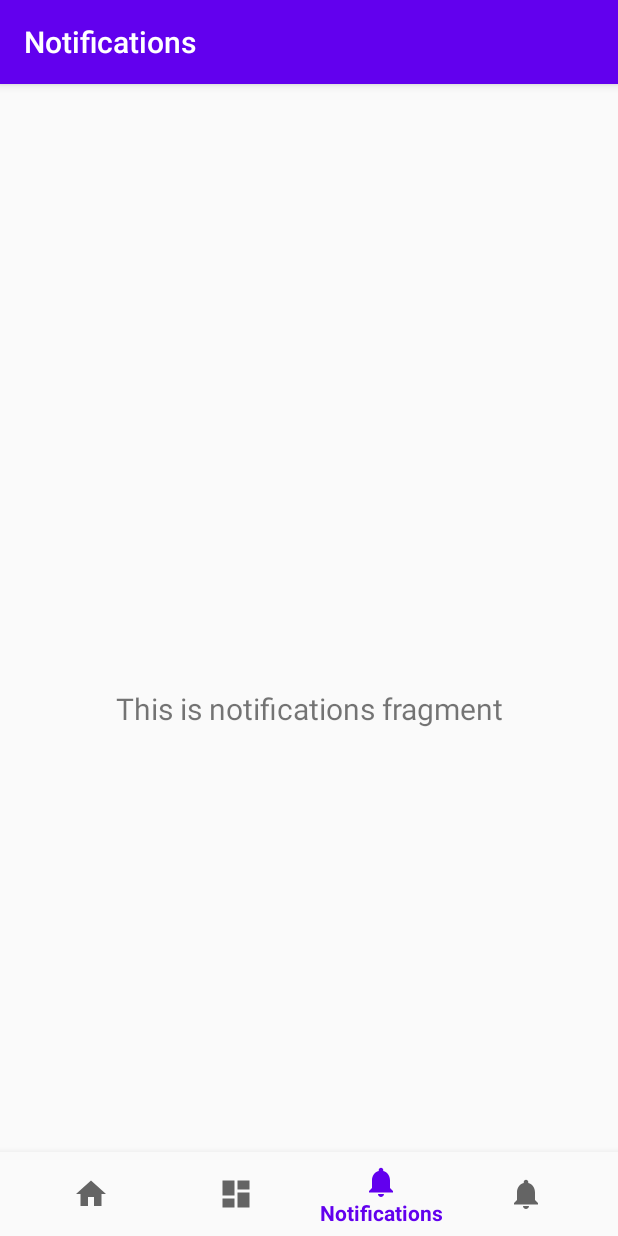
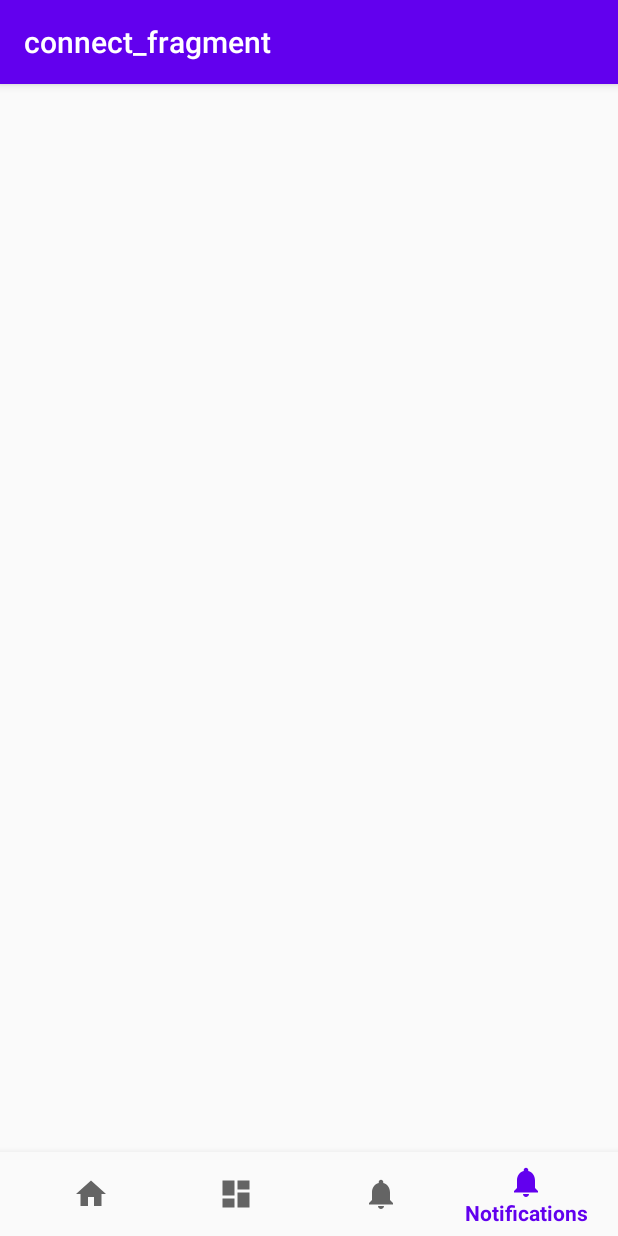
Before and after one commit to jjoshodoi/globalrestorationchurch, an Android app: the screen it shows after launch (MainActivity), item 4 of the bottom bar chosen, on a phone screen of 412 x 824 dp. Run offline under Robolectric (Android 15) with nearby library versions, the phone set to English and light mode, and no system bars; our stand-ins replace navigation-ui.

Commit message:
added navigation id

```diff
--- a/app/src/main/java/com/example/globalrestorationchurch/MainActivity.java
+++ b/app/src/main/java/com/example/globalrestorationchurch/MainActivity.java
@@ -17,6 +17,7 @@ public class MainActivity extends AppCompatActivity {
         super.onCreate(savedInstanceState);
         setContentView(R.layout.activity_main);
         BottomNavigationView navView = findViewById(R.id.nav_view);
+
         // Passing each menu ID as a set of Ids because each
         // menu should be considered as top level destinations.
         AppBarConfiguration appBarConfiguration = new AppBarConfiguration.Builder(
--- a/app/src/main/res/navigation/mobile_navigation.xml
+++ b/app/src/main/res/navigation/mobile_navigation.xml
@@ -24,7 +24,7 @@
         tools:layout="@layout/fragment_notifications" />
 
     <fragment
-        android:id="@+id/connect"
+        android:id="@+id/navigation_connect"
         android:name="com.example.globalrestorationchurch.ui.connect.Connect"
         android:label="connect_fragment"
         tools:layout="@layout/connect_fragment" />
```
